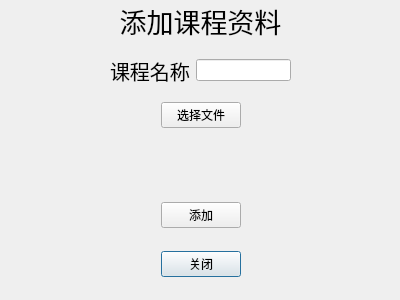
Above: addcoursedoc.ui from archester-250/Course_Auxiliary_System_QT before the change. Below: the same form after it.
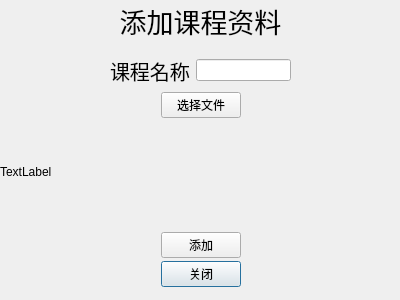
That is the form after the change.

Diff of the .ui file:
```diff
--- a/addcoursedoc.ui
+++ b/addcoursedoc.ui
@@ -38,9 +38,9 @@
    <property name="geometry">
     <rect>
      <x>0</x>
-     <y>239</y>
+     <y>259</y>
      <width>401</width>
-     <height>51</height>
+     <height>31</height>
     </rect>
    </property>
    <layout class="QHBoxLayout" name="horizontalLayout">
@@ -110,9 +110,9 @@
    <property name="geometry">
     <rect>
      <x>0</x>
-     <y>190</y>
+     <y>230</y>
      <width>401</width>
-     <height>51</height>
+     <height>31</height>
     </rect>
    </property>
    <layout class="QHBoxLayout" name="horizontalLayout_3">
@@ -157,7 +157,7 @@
      <x>0</x>
      <y>90</y>
      <width>401</width>
-     <height>51</height>
+     <height>31</height>
     </rect>
    </property>
    <layout class="QHBoxLayout" name="horizontalLayout_4">
@@ -196,6 +196,19 @@
     </item>
    </layout>
   </widget>
+  <widget class="QLabel" name="label_3">
+   <property name="geometry">
+    <rect>
+     <x>0</x>
+     <y>121</y>
+     <width>391</width>
+     <height>101</height>
+    </rect>
+   </property>
+   <property name="text">
+    <string>TextLabel</string>
+   </property>
+  </widget>
  </widget>
  <resources/>
  <connections>
```
